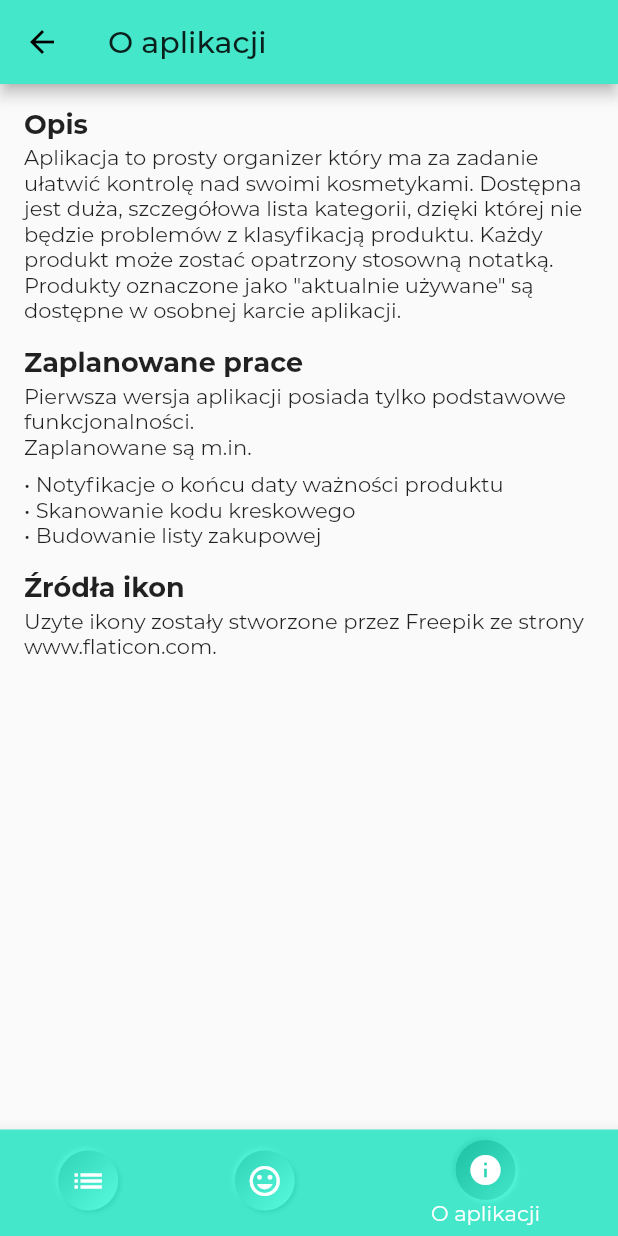
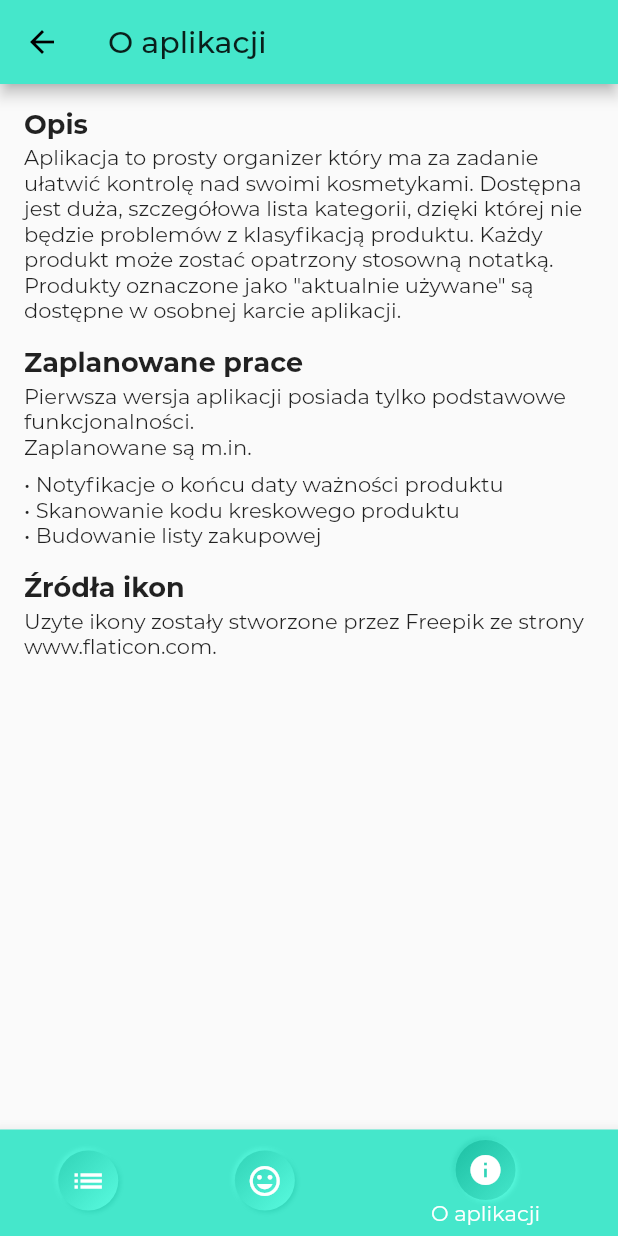
Before and after one commit to TomKaminski/dc_note, a Flutter app: the TabsScreen screen opened by its route, item 3 of the bottom bar chosen, on a phone screen of 412 x 824 dp. Run offline on Flutter 3.47's test engine with Material 2 defaults, Android fonts, the phone set to English and light mode, and no system bars; drawn by our look-alikes of clay_containers; our stand-ins replace bloc, equatable, flutter_bloc, get_it, liquid_pull_to_refresh, moor_flutter and 1 more; missing offline and left inert: ads, firebase_admob; accounts and stored records are empty; generated files the repository leaves out were written again; statements that could not run were skipped.

```diff
--- a/lib/core/statics/adds.dart
+++ b/lib/core/statics/adds.dart
@@ -10,22 +10,18 @@ class AppAds {
   static final String _appId =
       Platform.isAndroid ? 'ca-app-pub-9001976910782778~3249431672' : '---';
 
-  static final String _bannerUnitId =
-      Platform.isAndroid ? 'ca-app-pub-3940256099942544/6300978111' : '---';
-
   static final String _screenUnitId =
-      Platform.isAndroid ? 'ca-app-pub-3940256099942544/1033173712' : '---';
+      Platform.isAndroid ? 'ca-app-pub-9001976910782778/2866288290' : '---';
 
   /// Assign a listener.
   static MobileAdListener _eventListener = (MobileAdEvent event) {
     if (event == MobileAdEvent.clicked) {
-      print("_eventListener: The opened ad is clicked on.");
+      //print("_eventListener: The opened ad is clicked on.");
     }
   };
 
   static void init() => _ads ??= Ads(
         _appId,
-        bannerUnitId: _bannerUnitId,
         screenUnitId: _screenUnitId,
         keywords: <String>[
           'beauty',
@@ -35,7 +31,7 @@ class AppAds {
           'makijaż'
         ],
         childDirected: false,
-        testing: true,
+        testDevices: ["30DB302FF5A900346A5F938F29C0711A"],
         listener: _eventListener,
       );
 
--- a/lib/pages/about/about_screen.dart
+++ b/lib/pages/about/about_screen.dart
@@ -32,7 +32,7 @@ class AboutScreen extends StatelessWidget {
                           "Pierwsza wersja aplikacji posiada tylko podstawowe funkcjonalności. \nZaplanowane są m.in."),
                       SizedBox(height: 8),
                       Text("\u2022 Notyfikacje o końcu daty ważności produktu"),
-                      Text("\u2022 Skanowanie kodu kreskowego"),
+                      Text("\u2022 Skanowanie kodu kreskowego produktu"),
                       Text("\u2022 Budowanie listy zakupowej"),
                     ],
                   )),
--- a/lib/pages/products/products_screen.dart
+++ b/lib/pages/products/products_screen.dart
@@ -84,7 +84,7 @@ class ProductsScreenState extends State<ProductsScreen> {
                           ),
                           SizedBox(width: 8),
                           Text(
-                            category.entry.title,
+                            '${category.entry.title}${category.children.length > 0 ? " ( ${category.children.length} )" : ""}',
                             style: TextStyle(
                                 fontSize: 18, fontWeight: FontWeight.w500),
                           ),
--- a/lib/pages/tabs/tabs_screen.dart
+++ b/lib/pages/tabs/tabs_screen.dart
@@ -5,7 +5,6 @@ import 'package:DC_Note/pages/in_use_products/in_use_products_page.dart';
 import 'package:DC_Note/pages/products/products_page.dart';
 import 'package:clay_containers/constants.dart';
 import 'package:clay_containers/widgets/clay_containers.dart';
-import 'package:firebase_admob/firebase_admob.dart';
 import 'package:flutter/material.dart';
 
 class TabsScreen extends StatefulWidget {
```
